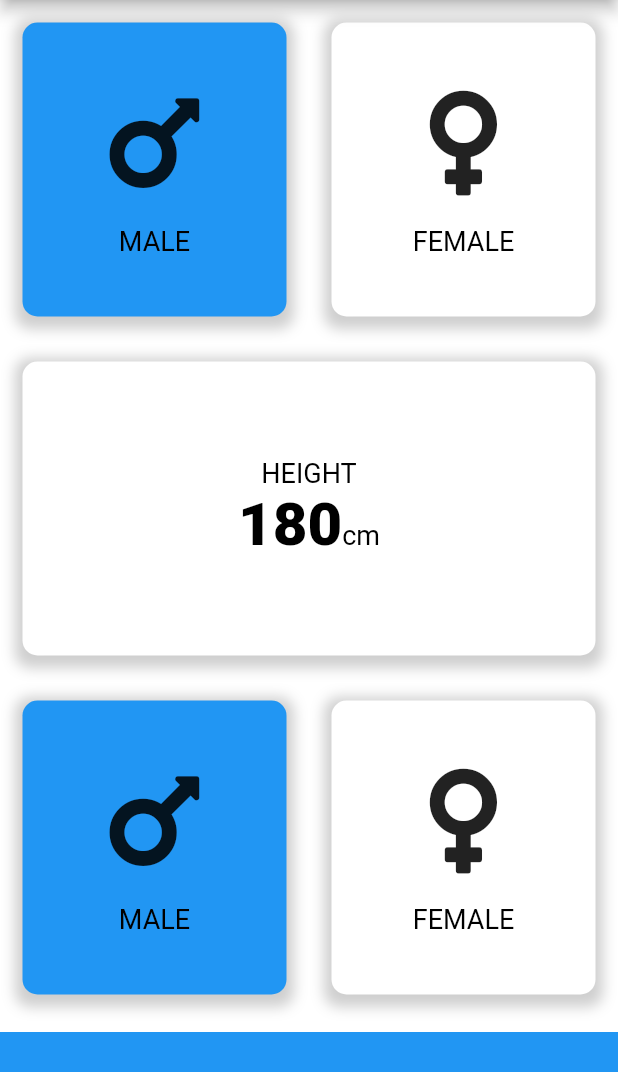
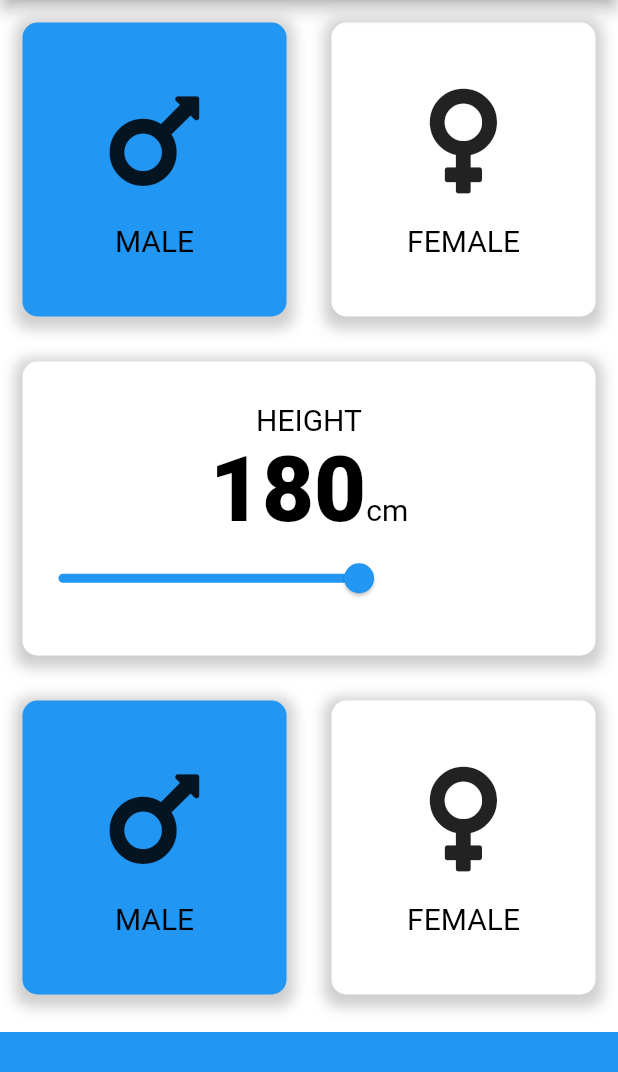
Before and after one commit to c-mongan/Qualife, a Flutter app: the screen it shows after launch, on a phone screen of 412 x 824 dp, the part 84-1156 px from its top. Run offline on Flutter 3.47's test engine with Material 2 defaults, Android fonts, the phone set to English and light mode, and no system bars; our stand-ins replace cloud_firestore, firebase_auth, firebase_core, fluttertoast, font_awesome_flutter; accounts and stored records are empty.

Commit message:
Added Height Adjustment Slider

```diff
--- a/bmi_calculator_app/lib/data_container.dart
+++ b/bmi_calculator_app/lib/data_container.dart
@@ -2,12 +2,12 @@ import 'package:flutter/material.dart';
 
 const textStyle1 = TextStyle(
   color: Color(0xFF000000),
-  fontSize: 18.0,
+  fontSize: 20.0,
 );
 
 const textStyle2 = TextStyle(
   color: Color(0xFF000000),
-  fontSize: 40.0,
+  fontSize: 60.0,
   fontWeight: FontWeight.w900
 );
 
--- a/bmi_calculator_app/lib/main_screen.dart
+++ b/bmi_calculator_app/lib/main_screen.dart
@@ -24,6 +24,7 @@ class _MainScreenState extends State<MainScreen> {
 
   Color maleBoxColor = activeColor;
   Color femaleBoxColor = inActiveColor;
+  int height = 180;
 
   void updateBoxColor(int gender) {
     if (gender == 1) {
@@ -99,30 +100,42 @@ class _MainScreenState extends State<MainScreen> {
                 boxColor: Color(0xFFffffff),
                 childWidget: Column(
                   mainAxisAlignment: MainAxisAlignment.center,
-
                   children: <Widget>[
-
-                  Text('HEIGHT',
-                  style: textStyle1,),
+                    Text(
+                      'HEIGHT',
+                      style: textStyle1,
+                    ),
                     Row(
                       mainAxisAlignment: MainAxisAlignment.center,
                       crossAxisAlignment: CrossAxisAlignment.baseline,
                       textBaseline: TextBaseline.alphabetic,
+                      children: <Widget>[
+                        Text(
+                          height.toString(),
+                          style: textStyle2,
+                        ),
+                        Text(
+                          'cm',
+                          style: textStyle1,
+                        )
+                      ],
+                    ),
+                    Slider(
+                      value: height.toDouble(),
+                      min: 120,
+                      max: 220,
+                      activeColor: activeColor,
+                      inactiveColor: inActiveColor,
+                      onChanged: (double newValue) {
+                        //Dont forget to setState so it changes
+                        setState(() {
+                          height = newValue.round();
+                        });
 
-                  children: <Widget>[
-                  Text('180',
-                  style: textStyle2,),
-                  Text('cm',
-                  style: textStyle1,)
-
+                      },
+                    )
                   ],
-                )
-
-                ],
-
-              )
-
-            ),
+                )),
           ),
           Expanded(
               child: Row(
@@ -171,7 +184,7 @@ class _MainScreenState extends State<MainScreen> {
             width: double.infinity,
             height: 80.0,
             color: activeColor,
-margin: EdgeInsets.only(top:10.0),
+            margin: EdgeInsets.only(top: 10.0),
           )
         ],
       ),
```
Lines whose indentation alone changed are shown as unchanged.
